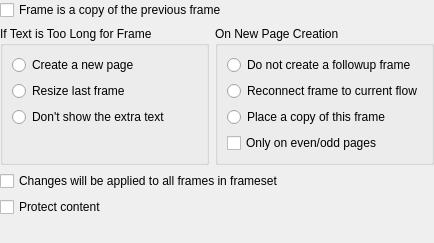
First picture: the form in kword/part/dialog/KWGeneralFrameProperties.ui, repository KDE/calligra, before the edit.
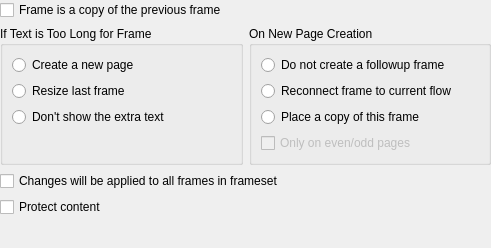
Second picture: the form after the edit.

Commit message: Fix signal/slot association to fit the datamodel

The edit to the form file:
```diff
--- a/kword/part/dialog/KWGeneralFrameProperties.ui
+++ b/kword/part/dialog/KWGeneralFrameProperties.ui
@@ -5,8 +5,8 @@
    <rect>
     <x>0</x>
     <y>0</y>
-    <width>434</width>
-    <height>243</height>
+    <width>491</width>
+    <height>248</height>
    </rect>
   </property>
   <property name="windowTitle" >
@@ -114,6 +114,9 @@
         </item>
         <item>
          <widget class="QCheckBox" name="evenOdd" >
+          <property name="enabled" >
+           <bool>false</bool>
+          </property>
           <property name="text" >
            <string>Only on even/odd pages</string>
           </property>
```
Left out of the diff: 10 changed lines with no effect on the pictures.
